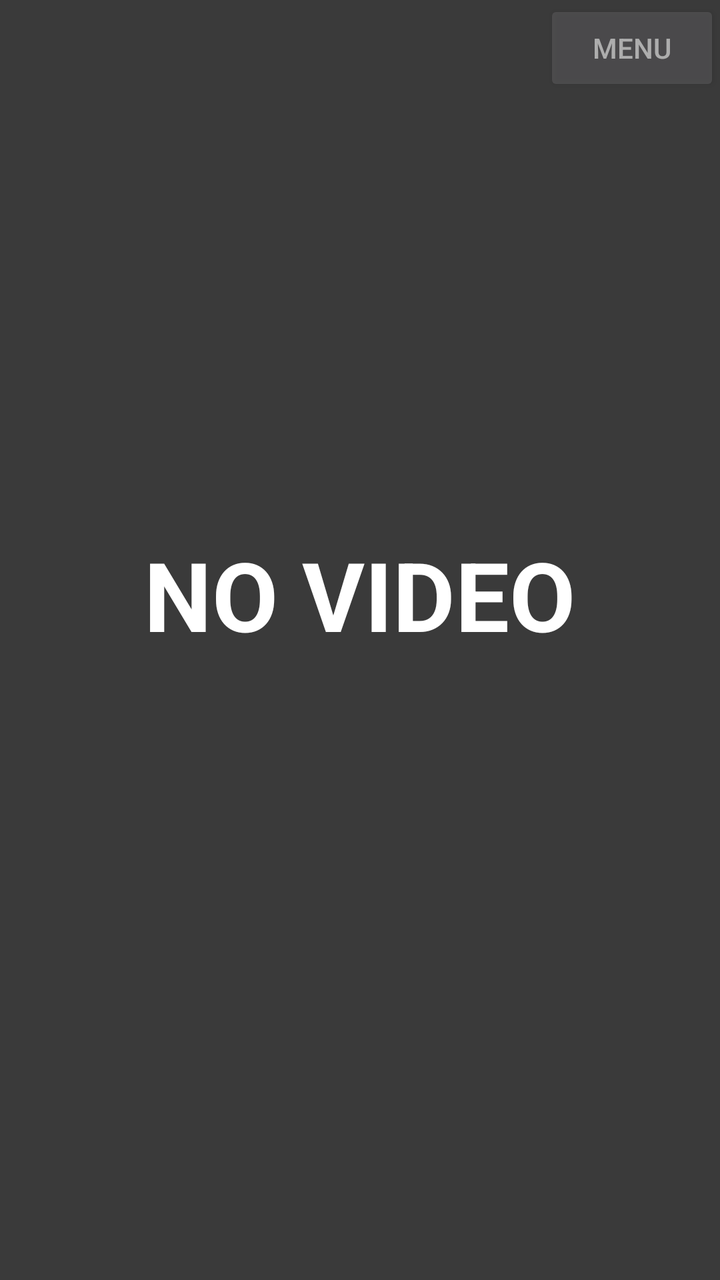
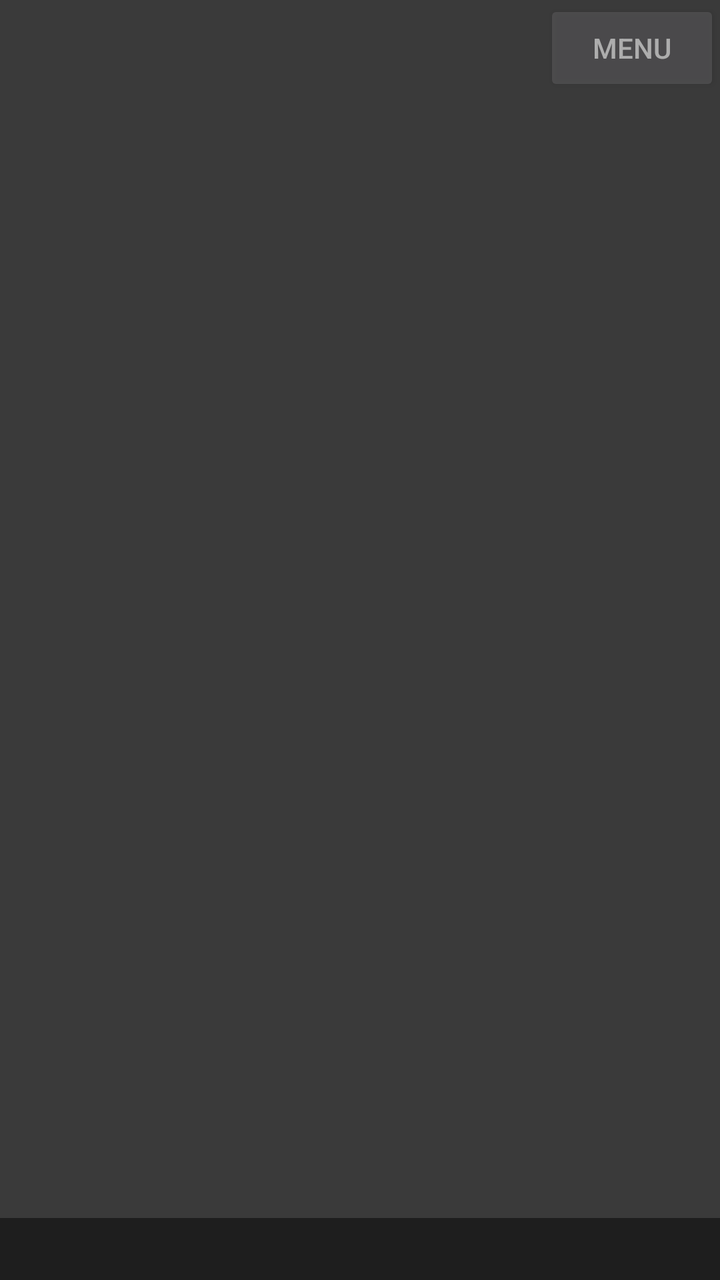

Two renders of the same Android screen: before a commit and after it. Below are the layout's source before the change and the commit's diff.
<!-- AndroidManifest.xml: application theme android:Theme.Material.NoActionBar -->
<!-- res/layout/activity_main.xml -->
<?xml version="1.0" encoding="utf-8"?>
<FrameLayout xmlns:android="http://schemas.android.com/apk/res/android"
    android:id="@+id/rootFrame"
    android:layout_width="match_parent"
    android:layout_height="match_parent"
    android:background="#000000"
    android:keepScreenOn="true">

    <TextureView
        android:id="@+id/texture"
        android:layout_width="match_parent"
        android:layout_height="match_parent" />

    
    <LinearLayout
        android:id="@+id/noFeed"
        android:layout_width="match_parent"
        android:layout_height="match_parent"
        android:background="#FF3A3A3A"
        android:gravity="center"
        android:orientation="vertical"
        android:padding="24dp">

        <TextView
            android:id="@+id/noFeedText"
            android:layout_width="wrap_content"
            android:layout_height="wrap_content"
            android:text="NO VIDEO"
            android:textColor="#FFFFFF"
            android:textSize="48sp"
            android:textStyle="bold" />

        <TextView
            android:id="@+id/noFeedDetail"
            android:layout_width="wrap_content"
            android:layout_height="wrap_content"
            android:layout_marginTop="16dp"
            android:gravity="center"
            android:textColor="#E0E0E0"
            android:textSize="22sp" />
    </LinearLayout>

    
    <TextView
        android:id="@+id/status"
        android:layout_width="wrap_content"
        android:layout_height="wrap_content"
        android:layout_gravity="top|start"
        android:background="#80000000"
        android:padding="6dp"
        android:textColor="#FFFFFF"
        android:textSize="14sp"
        android:visibility="gone" />

    
    <ScrollView
        android:id="@+id/varsPanel"
        android:layout_width="380dp"
        android:layout_height="match_parent"
        android:layout_gravity="start"
        android:layout_marginTop="56dp"
        android:background="#C0000000"
        android:visibility="gone">

        <TextView
            android:id="@+id/varsText"
            android:layout_width="match_parent"
            android:layout_height="wrap_content"
            android:padding="8dp"
            android:textColor="#E0E0E0"
            android:textSize="12sp"
            android:typeface="monospace" />
    </ScrollView>

    <Button
        android:id="@+id/menuButton"
        android:layout_width="wrap_content"
        android:layout_height="48dp"
        android:layout_gravity="top|end"
        android:alpha="0.6"
        android:text="MENU" />

    
    <ScrollView
        android:id="@+id/testPanel"
        android:layout_width="320dp"
        android:layout_height="match_parent"
        android:layout_gravity="end"
        android:layout_marginTop="56dp"
        android:background="#B0000000"
        android:visibility="gone">

        <LinearLayout
            android:id="@+id/testList"
            android:layout_width="match_parent"
            android:layout_height="wrap_content"
            android:orientation="vertical"
            android:padding="8dp" />
    </ScrollView>
</FrameLayout>
<!-- resources referenced by this layout -->
<resources>

</resources>

<!-- the commit's change to res/layout/activity_main.xml (unified diff, before → after) -->
@@ -12,33 +12,27 @@
         android:layout_height="match_parent" />
 
     
-    <LinearLayout
+    <FrameLayout
         android:id="@+id/noFeed"
         android:layout_width="match_parent"
         android:layout_height="match_parent"
-        android:background="#FF3A3A3A"
-        android:gravity="center"
-        android:orientation="vertical"
-        android:padding="24dp">
-
-        <TextView
-            android:id="@+id/noFeedText"
-            android:layout_width="wrap_content"
-            android:layout_height="wrap_content"
-            android:text="NO VIDEO"
-            android:textColor="#FFFFFF"
-            android:textSize="48sp"
-            android:textStyle="bold" />
+        android:background="#FF3A3A3A">
 
         <TextView
             android:id="@+id/noFeedDetail"
-            android:layout_width="wrap_content"
+            android:layout_width="match_parent"
             android:layout_height="wrap_content"
-            android:layout_marginTop="16dp"
-            android:gravity="center"
+            android:layout_gravity="bottom"
+            android:background="#FF1E1E1E"
+            android:ellipsize="end"
+            android:maxLines="1"
+            android:paddingBottom="6dp"
+            android:paddingLeft="12dp"
+            android:paddingRight="12dp"
+            android:paddingTop="6dp"
             android:textColor="#E0E0E0"
-            android:textSize="22sp" />
-    </LinearLayout>
+            android:textSize="14sp" />
+    </FrameLayout>
 
     
     <TextView
